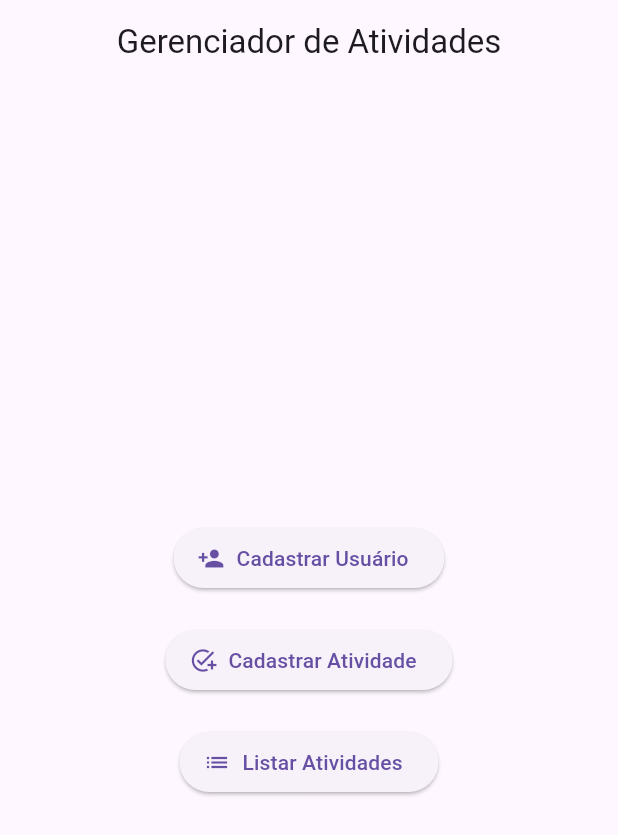
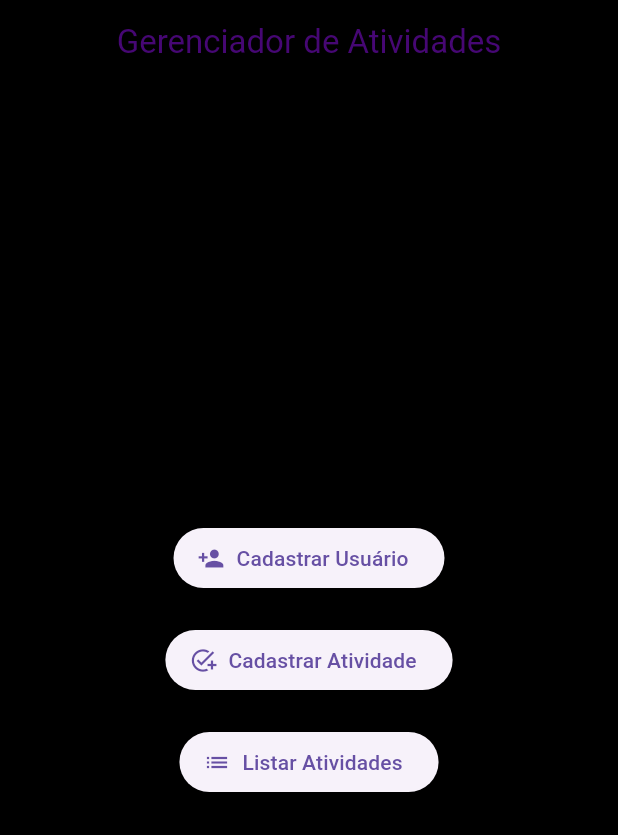
Before and after one commit to guilhermefogacadev/OPT120, a Flutter app: the screen it shows after launch, on a phone screen of 412 x 824 dp. Shown: the top 835 px of the screen. Run offline on Flutter 3.47's test engine with Material 3 defaults, Android fonts, the phone set to English and light mode, and no system bars.

Commit message:
adicionnado background na main

```diff
--- a/front/lib/main.dart
+++ b/front/lib/main.dart
@@ -15,6 +15,7 @@ class MyApp extends StatelessWidget {
       title: 'Home',
       theme: ThemeData(
         primarySwatch: Colors.indigo,
+        scaffoldBackgroundColor: Colors.black,
       ),
       home: Home(),
     );
@@ -26,8 +27,12 @@ class Home extends StatelessWidget {
   Widget build(BuildContext context) {
     return Scaffold(
       appBar: AppBar(
-        title: Text('Gerenciador de Atividades'),
+        title: Text(
+          'Gerenciador de Atividades',
+          style: TextStyle(color: Color.fromARGB(156, 115, 12, 189)),
+        ),
         centerTitle: true,
+        backgroundColor: Colors.black,
       ),
       body: Center(
         child: Column(
```
